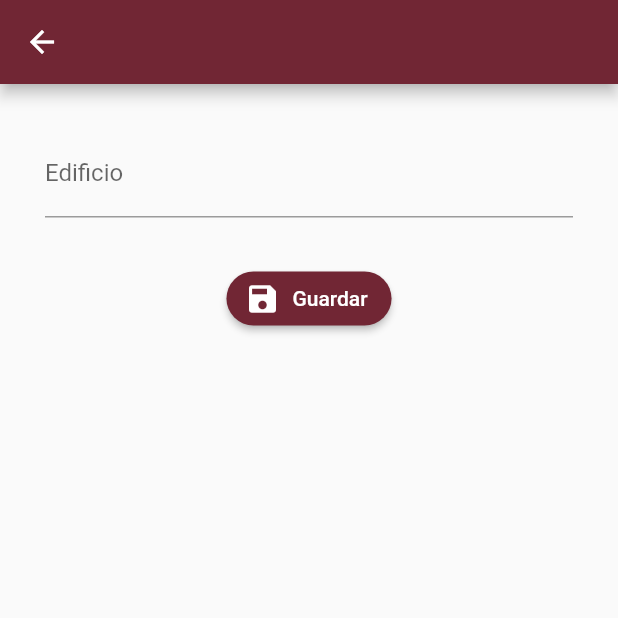
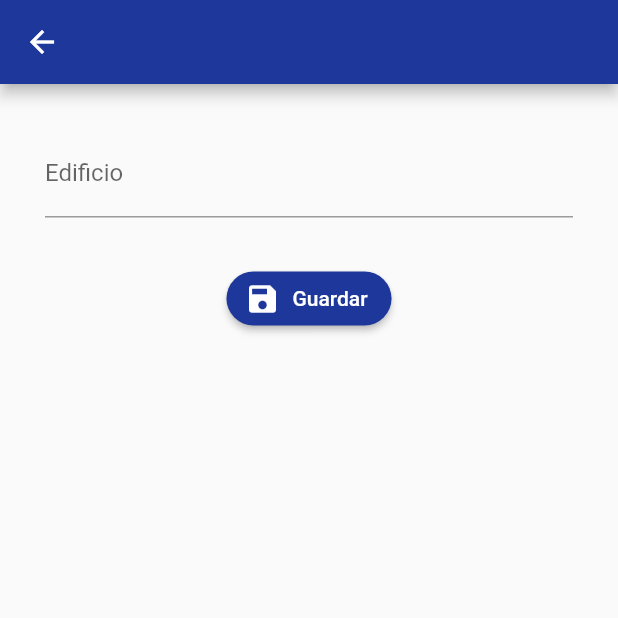
Before and after one commit to Marco-Chi-Castillo/app_flutter, a Flutter app: the FormEdificioPage screen opened by its route, on a phone screen of 412 x 824 dp, the top half of it. Run offline on Flutter 3.47's test engine with Material 2 defaults, Android fonts, the phone set to English and light mode, and no system bars; our stand-ins replace image_picker, sqflite; missing offline and left inert: mime_type; accounts and stored records are empty; network calls fail; project files that could hold a hidden picture were left out.

Commit message:
Cambio de Thema

```diff
--- a/lib/src/utils/paletaColor_util.dart
+++ b/lib/src/utils/paletaColor_util.dart
@@ -1,7 +1,8 @@
 import 'package:flutter/material.dart';
 
 class Style {
-  static const Color colorPrimary = Color(0xff712634);
+  static const Color colorPrimary = Color(0xff1E379B); //colo rojo: 0xff712634
+  // static const Color colorPrimaryLogin = Color(0xff1E379B);
   static const Color colorEditButton = Color(0xff0F5197);
   static const Color colorDeleteButton = Color(0xffA40707);
   static const Color colorText = Color(0xff898989);
```
